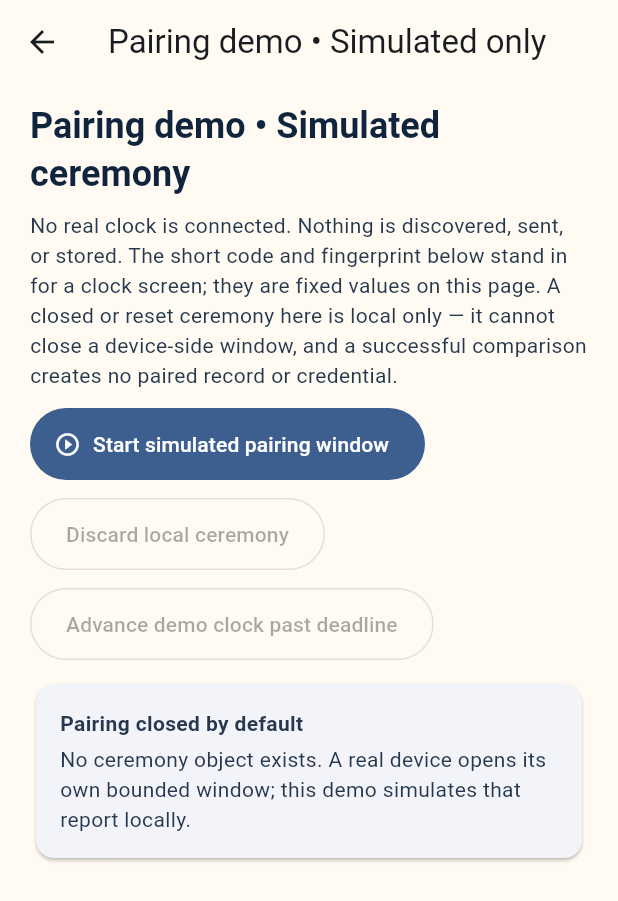
After one commit to rwrife/dawn-dock, a Flutter app: the screen it shows after launch, after a tap on "Open pairing demo", on a phone screen of 412 x 824 dp. The commit adds this screen. Shown: the top 901 px of the screen. Run offline on Flutter 3.47's test engine with Material 3 defaults, Android fonts, the phone set to English and light mode, and no system bars.

Commit message:
feat(app): mount pairing review panel in demo navigation over simulated in-memory ceremony (#72)
- Mount PairingReviewPanel behind an 'Open pairing demo' home navigation entry.
- Implement PairingDemoPage with closed-by-default initialization and explicit 'Start simulated pairing window' control.
- Display illustrative pairing code and fingerprint standing in for clock screen without device transport.
- Provide discard/reset and advance-demo-clock controls with caller-owned clock.
- Reset all ceremony state on route unmount and remount.
- Add host widget test suite covering navigation, closed-by-default, mismatch, match, clock expiry, discard reset, unmount reset, and 200% text layout.
- Update app README, root README, and verification matrix with bounded simulated scope.

Co-authored-by: rwrife <rwrife@users.noreply.github.com>

```diff
--- a/app/lib/main.dart
+++ b/app/lib/main.dart
@@ -5,7 +5,9 @@ import 'package:flutter/material.dart';
 import 'demo_controller.dart';
 import 'ui/backup_demo_page.dart';
 import 'ui/device_status_demo_page.dart';
+import 'ui/pairing_demo_page.dart';
 import 'ui/schedule_flow_demo_page.dart';
+
 import 'ui/schedule_review_demo_page.dart';
 
 void main() => runApp(const MyApp());
@@ -230,6 +232,20 @@ class _DemoHomePageState extends State<DemoHomePage> {
                       label: const Text('Open schedule flow demo'),
                     ),
                   ),
+                  const SizedBox(height: 16),
+                  Align(
+                    alignment: AlignmentDirectional.centerStart,
+                    child: FilledButton.tonalIcon(
+                      key: const ValueKey('pairing-demo'),
+                      onPressed: () => Navigator.of(context).push(
+                        MaterialPageRoute<void>(
+                          builder: (_) => const PairingDemoPage(),
+                        ),
+                      ),
+                      icon: const Icon(Icons.link_off),
+                      label: const Text('Open pairing demo'),
+                    ),
+                  ),
                 ],
               ),
             ),
--- /dev/null
+++ b/app/lib/ui/pairing_demo_page.dart
@@ -0,0 +1,218 @@
+/// Demo-scoped screen mounting [PairingReviewPanel] over a simulated,
+/// in-memory pairing ceremony (issue #71).
+///
+/// Pairing is closed by default here exactly as the domain requires: no
+/// `PairingCeremony` object exists until the user explicitly starts a
+/// clearly labeled *simulated* device window. Starting a window creates a
+/// fresh ceremony with fixed illustrative code/fingerprint — a stand-in for
+/// what a real clock screen would display — and a caller-owned demo clock,
+/// so host tests can move time deterministically.
+///
+/// Honest scope of what this is NOT:
+///
+/// * No discovery, transport, Bluetooth, LAN, handshake, or key exchange.
+///   The "displayed" code and fingerprint are constants on this page; the
+///   app receives nothing from anywhere.
+/// * A successful local comparison here never calls
+///   `PairingCeremony.completeWithReference`, so no `PairedDeviceRecord`,
+///   credential, or secure-storage reference is ever created or stored.
+/// * Reset, closure, and the advance-clock control affect only local demo
+///   objects. They do not and cannot close a device-side window; a real
+///   device would enforce its own monotonic deadline and attempt count
+///   (verification matrix CONN-02, still open).
+/// * State is per-page-session in memory; leaving the route discards it and
+///   remounting starts from the closed-by-default state.
+library;
+
+import 'package:flutter/material.dart';
+
+import '../domain/pairing.dart';
+import 'pairing_review_panel.dart';
+
+/// Fixed illustrative values standing in for a clock's displayed pairing
+/// short code and fingerprint. Constants on this page — never received.
+const String kDemoPairingShortCode = '123456';
+const String kDemoPairingFingerprint = 'dawn-demo-fp-aa11-bb22';
+
+class PairingDemoPage extends StatefulWidget {
+  const PairingDemoPage({super.key});
+
+  @override
+  State<PairingDemoPage> createState() => _PairingDemoPageState();
+}
+
+class _PairingDemoPageState extends State<PairingDemoPage> {
+  static final PairingCandidate _candidate = PairingCandidate(
+    identity: 'demo:local-only-clock',
+    displayName: 'Demo bedside clock',
+    source: CandidateSource.manual,
+  );
+
+  /// Caller-owned demo clock. Only the advance control moves it, so expiry
+  /// is deterministic in host tests instead of wall-clock dependent.
+  DateTime _now = DateTime.utc(2026, 10, 13, 7);
+
+  /// Null until the user explicitly starts a simulated window — the UI
+  /// mirror of "pairing is closed by default".
+  PairingCeremony? _ceremony;
+
+  DateTime _clock() => _now;
+
+  void _startSimulatedWindow() {
+    if (_ceremony != null) return;
+    setState(() {
+      _ceremony = PairingCeremony(
+        candidate: _candidate,
+        expectedShortCode: kDemoPairingShortCode,
+        expectedFingerprint: kDemoPairingFingerprint,
+        windowStart: _now,
+        clock: _clock,
+      );
+    });
+  }
+
+  void _resetSimulatedWindow() {
+    setState(() => _ceremony = null);
+  }
+
+  void _advanceDemoClock() {
+    final ceremony = _ceremony;
+    if (ceremony == null) {
+      return;
+    }
+    setState(() {
+      _now = _now.add(const Duration(seconds: kMaxPairingWindowSeconds + 1));
+      // Observe the timeout transition now instead of waiting for the
+      // panel's next polling tick; a real device would enforce this itself.
+      ceremony.checkExpiry();
+    });
+  }
+
+  @override
+  Widget build(BuildContext context) {
+    final ceremony = _ceremony;
+    return Scaffold(
+      appBar: AppBar(title: const Text('Pairing demo • Simulated only')),
+      body: SafeArea(
+        child: SingleChildScrollView(
+          padding: const EdgeInsets.fromLTRB(20, 12, 20, 32),
+          child: Center(
+            child: ConstrainedBox(
+              constraints: const BoxConstraints(maxWidth: 640),
+              child: Column(
+                crossAxisAlignment: CrossAxisAlignment.stretch,
+                children: [
+                  Text(
+                    'Pairing demo • Simulated ceremony',
+                    style: Theme.of(context).textTheme.headlineSmall,
+                  ),
+                  const SizedBox(height: 8),
+                  const Text(
+                    'No real clock is connected. Nothing is discovered, '
+                    'sent, or stored. The short code and fingerprint below '
+                    'stand in for a clock screen; they are fixed values on '
+                    'this page. A closed or reset ceremony here is local '
+                    'only — it cannot close a device-side window, and a '
+                    'successful comparison creates no paired record or '
+                    'credential.',
+                    key: ValueKey('pairing-demo-notice'),
+                  ),
+                  const SizedBox(height: 12),
+                  Wrap(
+                    spacing: 12,
+                    runSpacing: 12,
+                    children: [
+                      FilledButton.icon(
+                        key: const ValueKey('pairing-demo-start'),
+                        style: FilledButton.styleFrom(
+                          minimumSize: const Size(48, 48),
+                        ),
+                        onPressed: ceremony == null
+                            ? _startSimulatedWindow
+                            : null,
+                        icon: const Icon(Icons.play_circle_outline),
+                        label: const Text('Start simulated pairing window'),
+                      ),
+
+                      OutlinedButton(
+                        key: const ValueKey('pairing-demo-reset'),
+                        style: OutlinedButton.styleFrom(
+                          minimumSize: const Size(48, 48),
+                        ),
+                        onPressed: ceremony == null
+                            ? null
+                            : _resetSimulatedWindow,
+                        child: const Text('Discard local ceremony'),
+                      ),
+                      OutlinedButton(
+                        key: const ValueKey('pairing-demo-advance'),
+                        style: OutlinedButton.styleFrom(
+                          minimumSize: const Size(48, 48),
+                        ),
+                        onPressed: ceremony == null ? null : _advanceDemoClock,
+                        child: const Text('Advance demo clock past deadline'),
+                      ),
+                    ],
+                  ),
+                  const SizedBox(height: 12),
+                  if (ceremony == null)
+                    Semantics(
+                      container: true,
+                      child: Card(
+                        child: Padding(
+                          padding: const EdgeInsets.all(16),
+                          child: Column(
+                            crossAxisAlignment: CrossAxisAlignment.start,
+                            children: const [
+                              Text(
+                                'Pairing closed by default',
+                                key: ValueKey('pairing-demo-idle'),
+                                style: TextStyle(fontWeight: FontWeight.w700),
+                              ),
+                              SizedBox(height: 4),
+                              Text(
+                                'No ceremony object exists. A real device '
+                                'opens its own bounded window; this demo '
+                                'simulates that report locally.',
+                              ),
+                            ],
+                          ),
+                        ),
+                      ),
+                    )
+                  else ...[
+                    Card(
+                      child: Padding(
+                        padding: const EdgeInsets.all(16),
+                        child: Column(
+                          crossAxisAlignment: CrossAxisAlignment.start,
+                          children: [
+                            const Text(
+                              'Simulated clock screen (illustrative only)',
+                              key: ValueKey('pairing-demo-screen'),
+                              style: TextStyle(fontWeight: FontWeight.w700),
+                            ),
+                            const SizedBox(height: 4),
+                            Text('Short code: $kDemoPairingShortCode'),
+                            Text('Fingerprint: $kDemoPairingFingerprint'),
+                            Text(
+                              'Simulated window started '
+                              '${ceremony.windowStart.toIso8601String()} '
+                              '(demo clock).',
+                            ),
+                          ],
+                        ),
+                      ),
+                    ),
+                    const SizedBox(height: 12),
+                    PairingReviewPanel(ceremony: ceremony, clock: _clock),
+                  ],
+                ],
+              ),
+            ),
+          ),
+        ),
+      ),
+    );
+  }
+}
```
Also changed, not shown: 4 other files.
